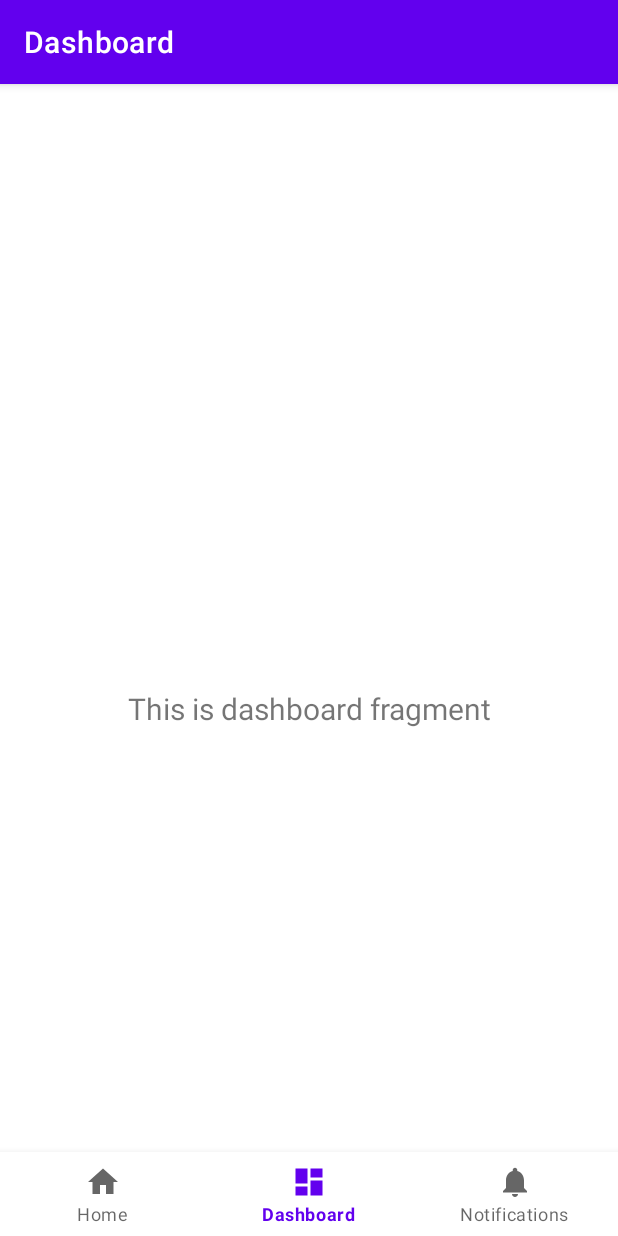
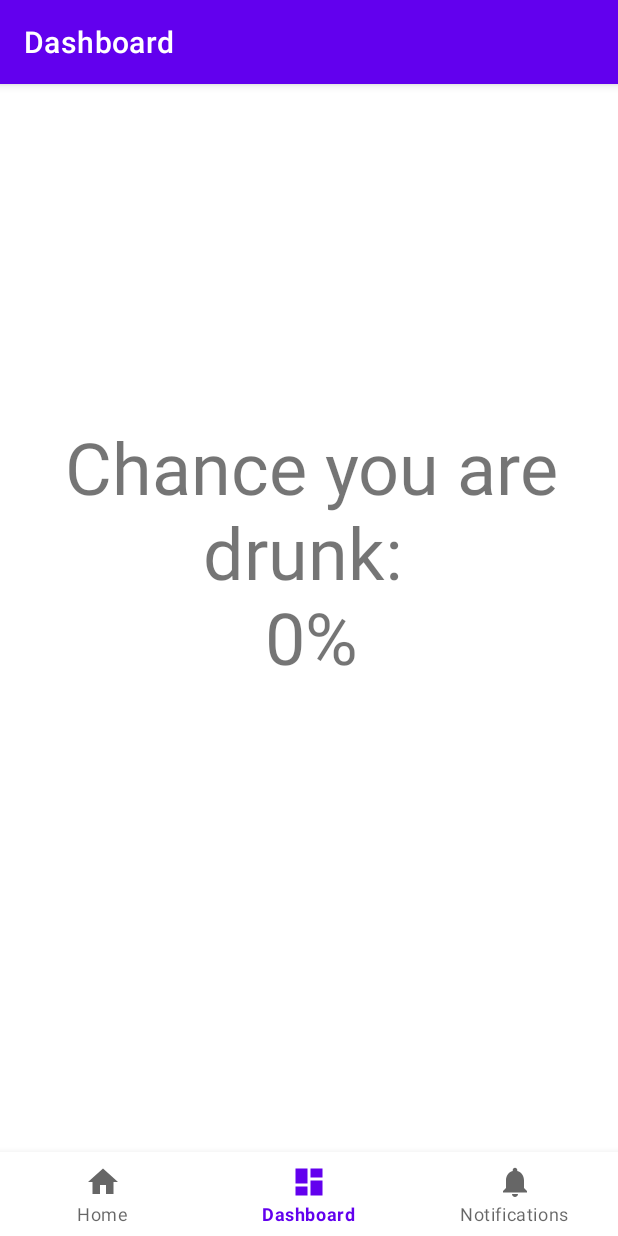
Before and after one commit to TobyTowler/drunkDetector, an Android app: the DashboardFragment screen opened through its navigation route, on a phone screen of 412 x 824 dp. Run offline under Robolectric (Android 15) with nearby library versions, the light colour scheme and no system bars; our stand-ins replace navigation-ui.

Commit message:
app template

```diff
--- a/DrunkDetector/app/src/main/java/com/example/drunkdetector/ui/dashboard/DashboardFragment.java
+++ b/DrunkDetector/app/src/main/java/com/example/drunkdetector/ui/dashboard/DashboardFragment.java
@@ -24,7 +24,7 @@ public class DashboardFragment extends Fragment {
         binding = FragmentDashboardBinding.inflate(inflater, container, false);
         View root = binding.getRoot();
 
-        final TextView textView = binding.textDashboard;
+        final TextView textView = binding.percentageDrunkTextBox;
         dashboardViewModel.getText().observe(getViewLifecycleOwner(), textView::setText);
         return root;
     }
--- a/DrunkDetector/app/src/main/java/com/example/drunkdetector/ui/dashboard/DashboardViewModel.java
+++ b/DrunkDetector/app/src/main/java/com/example/drunkdetector/ui/dashboard/DashboardViewModel.java
@@ -9,8 +9,9 @@ public class DashboardViewModel extends ViewModel {
     private final MutableLiveData<String> mText;
 
     public DashboardViewModel() {
+        int drunkPercentage = 0;
         mText = new MutableLiveData<>();
-        mText.setValue("This is dashboard fragment");
+        mText.setValue("Chance you are drunk: \n" + drunkPercentage + "%");
     }
 
     public LiveData<String> getText() {
--- a/DrunkDetector/app/src/main/java/com/example/drunkdetector/ui/home/HomeViewModel.java
+++ b/DrunkDetector/app/src/main/java/com/example/drunkdetector/ui/home/HomeViewModel.java
@@ -10,7 +10,7 @@ public class HomeViewModel extends ViewModel {
 
     public HomeViewModel() {
         mText = new MutableLiveData<>();
-        mText.setValue("This is home fragment");
+        mText.setValue("Drunk Detector");
     }
 
     public LiveData<String> getText() {
--- a/DrunkDetector/app/src/main/res/layout/fragment_dashboard.xml
+++ b/DrunkDetector/app/src/main/res/layout/fragment_dashboard.xml
@@ -7,16 +7,19 @@
     tools:context=".ui.dashboard.DashboardFragment">
 
     <TextView
-        android:id="@+id/text_dashboard"
-        android:layout_width="match_parent"
-        android:layout_height="wrap_content"
+        android:id="@+id/percentageDrunkTextBox"
+        android:layout_width="399dp"
+        android:layout_height="288dp"
         android:layout_marginStart="8dp"
         android:layout_marginTop="8dp"
         android:layout_marginEnd="8dp"
         android:textAlignment="center"
-        android:textSize="20sp"
+        android:textSize="48sp"
         app:layout_constraintBottom_toBottomOf="parent"
         app:layout_constraintEnd_toEndOf="parent"
+        app:layout_constraintHorizontal_bias="0.0"
         app:layout_constraintStart_toStartOf="parent"
-        app:layout_constraintTop_toTopOf="parent" />
+        app:layout_constraintTop_toTopOf="parent"
+        app:layout_constraintVertical_bias="0.382" />
+
 </androidx.constraintlayout.widget.ConstraintLayout>
```
Also changed, not shown: DrunkDetector/app/src/main/res/layout/fragment_home.xml (+16 -1 lines), DrunkDetector/app/src/main/java/com/example/drunkdetector/MainActivity.java (line endings or trailing spaces), 2 other files.
